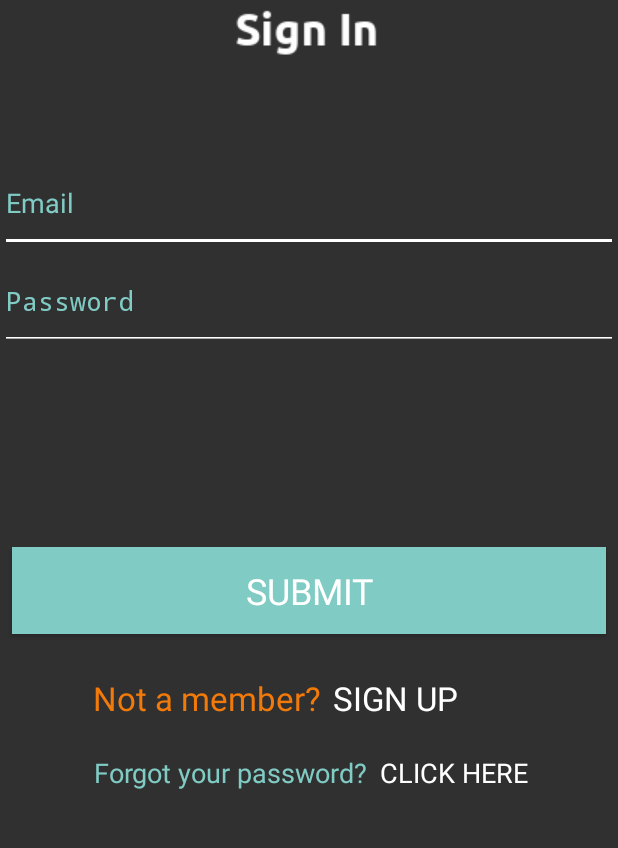
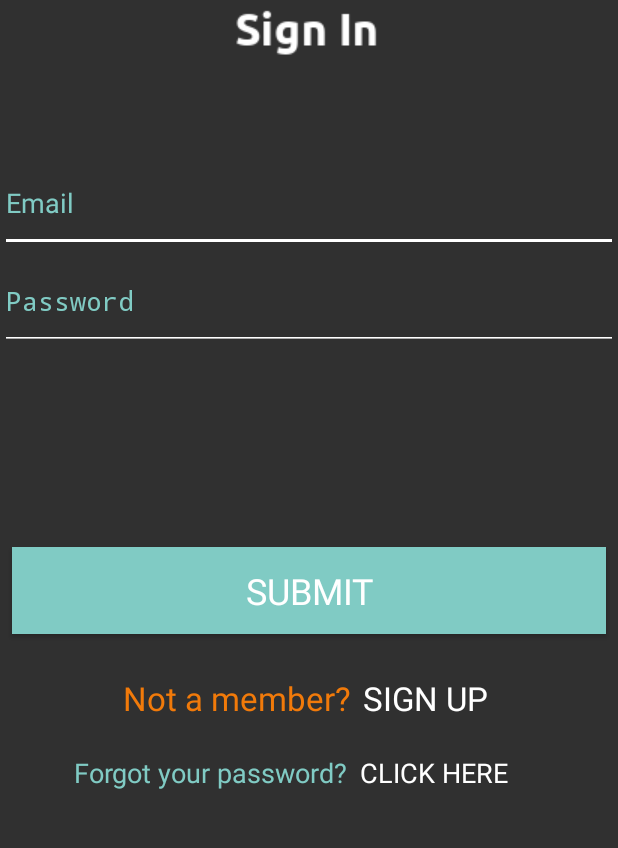
Before and after one commit to jbad505/MathRewards, an Android app: the screen it shows after launch (LoginActivity), on a phone screen of 412 x 824 dp, the part 304-1152 px from its top. Run offline under Robolectric (Android 15) with nearby library versions, the phone set to English and light mode, and no system bars.

Commit message:
Centered login signup and forgot password.

```diff
--- a/MathRewards/app/src/main/res/layout/activity_login.xml
+++ b/MathRewards/app/src/main/res/layout/activity_login.xml
@@ -51,7 +51,7 @@
             android:textSize="22sp"
             app:layout_constraintBottom_toBottomOf="parent"
             app:layout_constraintEnd_toEndOf="parent"
-            app:layout_constraintHorizontal_bias="0.221"
+            app:layout_constraintHorizontal_bias="0.303"
             app:layout_constraintStart_toStartOf="parent"
             app:layout_constraintTop_toTopOf="parent"
             app:layout_constraintVertical_bias="0.588" />
@@ -69,7 +69,7 @@
             android:textSize="18sp"
             app:layout_constraintBottom_toBottomOf="parent"
             app:layout_constraintEnd_toEndOf="parent"
-            app:layout_constraintHorizontal_bias="0.255"
+            app:layout_constraintHorizontal_bias="0.194"
             app:layout_constraintStart_toStartOf="parent"
             app:layout_constraintTop_toBottomOf="@+id/not_a_member"
             app:layout_constraintVertical_bias="0.428" />
--- a/MathRewards/app/src/main/res/layout/activity_main.xml
+++ b/MathRewards/app/src/main/res/layout/activity_main.xml
@@ -268,7 +268,7 @@
             android:id="@+id/main_button2"
             android:layout_width="0dp"
             android:layout_height="0dp"
-            android:layout_margin="1dp"
+            android:layout_margin="1.5dp"
             android:background="?android:attr/colorAccent"
             android:onClick="buttonPressed"
             android:tag="2"
@@ -284,7 +284,7 @@
             android:id="@+id/main_button3"
             android:layout_width="0dp"
             android:layout_height="0dp"
-            android:layout_margin="1dp"
+            android:layout_margin="1.5dp"
             android:background="?android:attr/colorAccent"
             android:onClick="buttonPressed"
             android:tag="3"
```
Also changed, not shown: MathRewards/app/src/main/java/com/thedevstack/jb/mathrewards/MainActivity.java (+4 -4 lines).
